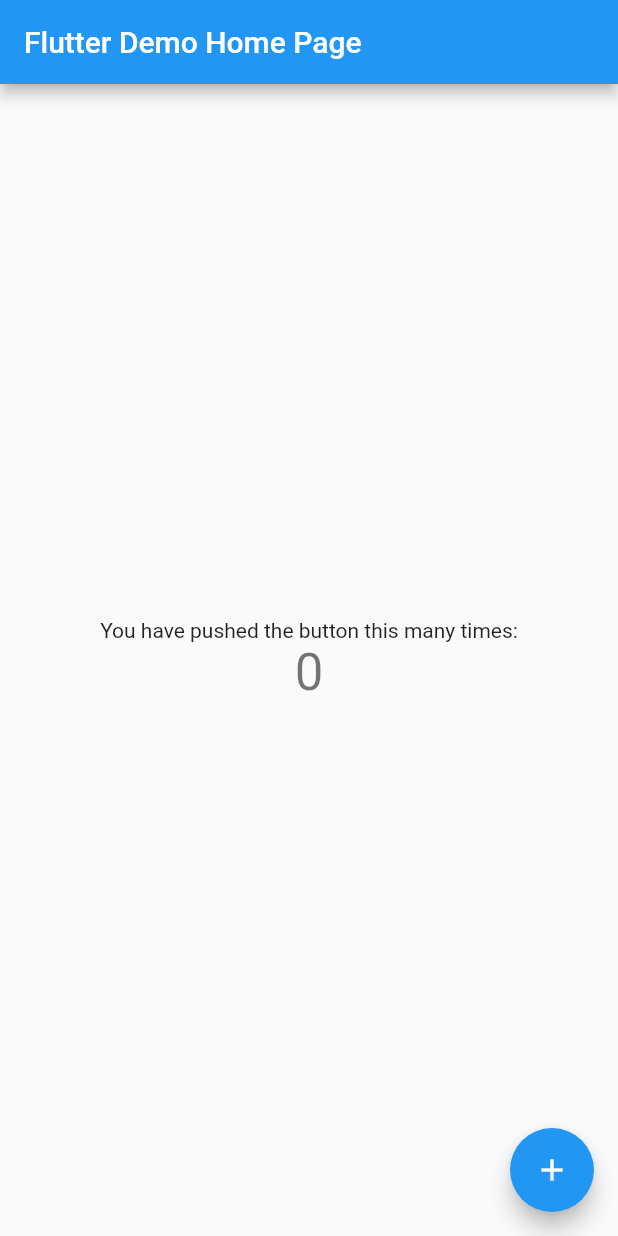
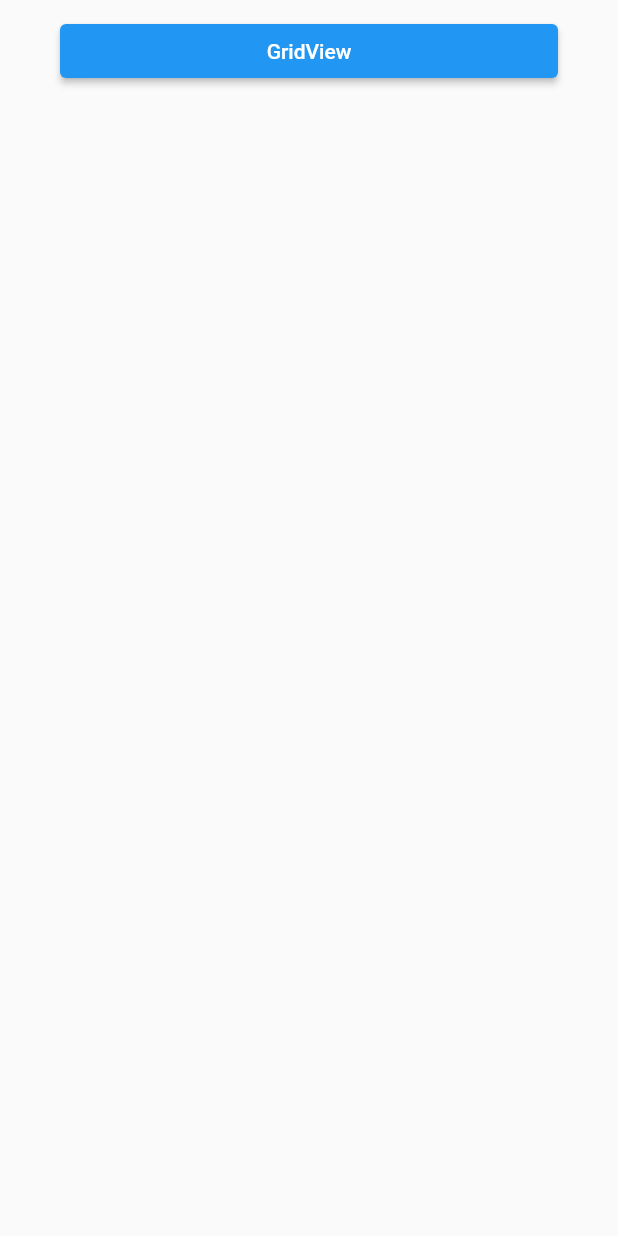
Before and after one commit to nobuaki-kajiki/Flutter-Layout, a Flutter app: the screen it shows after launch, on a phone screen of 412 x 824 dp. Run offline on Flutter 3.47's test engine with Material 2 defaults, Android fonts, the phone set to English and light mode, and no system bars.

Commit message:
gridView

```diff
--- /dev/null
+++ b/lib/index_page.dart
@@ -0,0 +1,30 @@
+import 'package:flutter/material.dart';
+
+import './grid_view_page.dart';
+
+class IndexPage extends StatelessWidget {
+  const IndexPage({Key? key}) : super(key: key);
+
+  @override
+  Widget build(BuildContext context) {
+    return Scaffold(
+      body: ListView(
+        children: [
+          Padding(
+            padding:
+                const EdgeInsets.symmetric(horizontal: 40.0, vertical: 10.0),
+            child: ElevatedButton(
+              onPressed: () {
+                Navigator.of(context)
+                    .push(MaterialPageRoute(builder: (context) {
+                  return const GridViewPage();
+                }));
+              },
+              child: Text("GridView"),
+            ),
+          ),
+        ],
+      ),
+    );
+  }
+}
--- a/lib/main.dart
+++ b/lib/main.dart
@@ -1,4 +1,6 @@
 import 'package:flutter/material.dart';
+
+import './index_page.dart';
 
 void main() {
   runApp(const MyApp());
@@ -11,105 +13,7 @@ class MyApp extends StatelessWidget {
   @override
   Widget build(BuildContext context) {
     return MaterialApp(
-      title: 'Flutter Demo',
-      theme: ThemeData(
-        // This is the theme of your application.
-        //
-        // Try running your application with "flutter run". You'll see the
-        // application has a blue toolbar. Then, without quitting the app, try
-        // changing the primarySwatch below to Colors.green and then invoke
-        // "hot reload" (press "r" in the console where you ran "flutter run",
-        // or simply save your changes to "hot reload" in a Flutter IDE).
-        // Notice that the counter didn't reset back to zero; the application
-        // is not restarted.
-        primarySwatch: Colors.blue,
-      ),
-      home: const MyHomePage(title: 'Flutter Demo Home Page'),
+      home: const IndexPage(),
     );
   }
 }
-
-class MyHomePage extends StatefulWidget {
-  const MyHomePage({Key? key, required this.title}) : super(key: key);
-
-  // This widget is the home page of your application. It is stateful, meaning
-  // that it has a State object (defined below) that contains fields that affect
-  // how it looks.
-
-  // This class is the configuration for the state. It holds the values (in this
-  // case the title) provided by the parent (in this case the App widget) and
-  // used by the build method of the State. Fields in a Widget subclass are
-  // always marked "final".
-
-  final String title;
-
-  @override
-  State<MyHomePage> createState() => _MyHomePageState();
-}
-
-class _MyHomePageState extends State<MyHomePage> {
-  int _counter = 0;
-
-  void _incrementCounter() {
-    setState(() {
-      // This call to setState tells the Flutter framework that something has
-      // changed in this State, which causes it to rerun the build method below
-      // so that the display can reflect the updated values. If we changed
-      // _counter without calling setState(), then the build method would not be
-      // called again, and so nothing would appear to happen.
-      _counter++;
-    });
-  }
-
-  @override
-  Widget build(BuildContext context) {
-    // This method is rerun every time setState is called, for instance as done
-    // by the _incrementCounter method above.
-    //
-    // The Flutter framework has been optimized to make rerunning build methods
-    // fast, so that you can just rebuild anything that needs updating rather
-    // than having to individually change instances of widgets.
-    return Scaffold(
-      appBar: AppBar(
-        // Here we take the value from the MyHomePage object that was created by
-        // the App.build method, and use it to set our appbar title.
-        title: Text(widget.title),
-      ),
-      body: Center(
-        // Center is a layout widget. It takes a single child and positions it
-        // in the middle of the parent.
-        child: Column(
-          // Column is also a layout widget. It takes a list of children and
-          // arranges them vertically. By default, it sizes itself to fit its
-          // children horizontally, and tries to be as tall as its parent.
-          //
-          // Invoke "debug painting" (press "p" in the console, choose the
-          // "Toggle Debug Paint" action from the Flutter Inspector in Android
-          // Studio, or the "Toggle Debug Paint" command in Visual Studio Code)
-          // to see the wireframe for each widget.
-          //
-          // Column has various properties to control how it sizes itself and
-          // how it positions its children. Here we use mainAxisAlignment to
-          // center the children vertically; the main axis here is the vertical
-          // axis because Columns are vertical (the cross axis would be
-          // horizontal).
-          mainAxisAlignment: MainAxisAlignment.center,
-          children: <Widget>[
-            const Text(
-              'You have pushed the button this many times:',
-            ),
-            Text(
-              '$_counter',
-              style: Theme.of(context).textTheme.headline4,
-            ),
-          ],
-        ),
-      ),
-      floatingActionButton: FloatingActionButton(
-        onPressed: _incrementCounter,
-        tooltip: 'Increment',
-        child: const Icon(Icons.add),
-      ), // This trailing comma makes auto-formatting nicer for build methods.
-    );
-  }
-}
```
Also changed, not shown: lib/grid_view_page.dart (added, +134 -0 lines).
